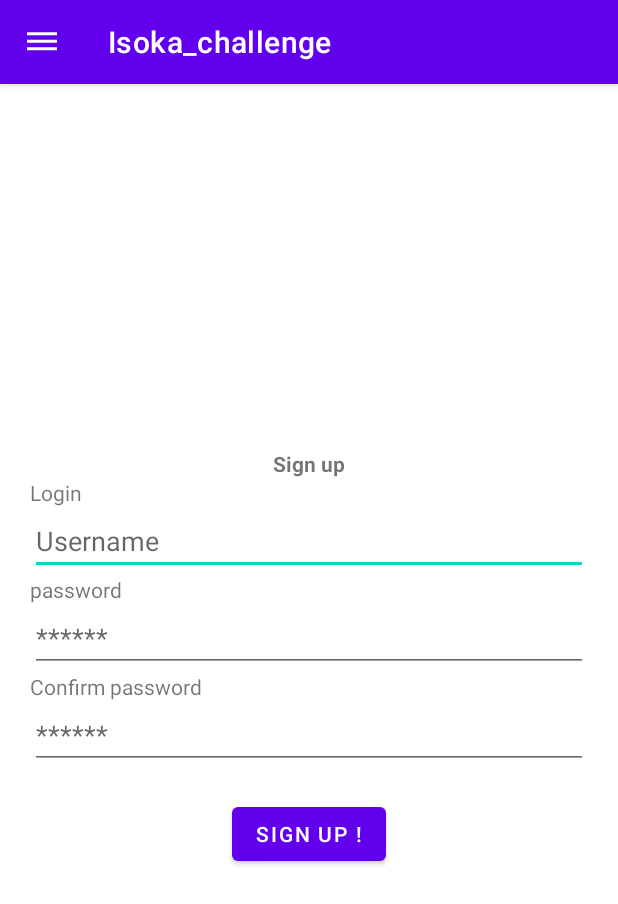
After one commit to Ladislus/m1_android_project, an Android app: the InscriptionActivity screen opened directly, with no data from a screen before it, on a phone screen of 412 x 824 dp. The commit adds this screen. Shown: the top 904 px of the screen. Run offline under Robolectric (Android 15) with nearby library versions, the phone set to English and light mode, and no system bars.

Commit message:
Ajout de l'inscritpion

```diff
--- a/app/src/main/AndroidManifest.xml
+++ b/app/src/main/AndroidManifest.xml
@@ -3,9 +3,11 @@
     package="univ.orleans.ttl.isokachallenge">
 
     <uses-permission android:name="android.permission.INTERNET" />
+
     <uses-feature
         android:name="android.hardware.camera"
         android:required="true" />
+
     <application
         android:allowBackup="true"
         android:icon="@mipmap/ic_launcher"
@@ -13,25 +15,18 @@
         android:roundIcon="@mipmap/ic_launcher_round"
         android:supportsRtl="true"
         android:theme="@style/Theme.Isoka_challenge">
-        <activity android:name=".onConfirmationParticipation"></activity>
+        <activity android:name=".InscriptionActivity"></activity>
+        <activity android:name=".onConfirmationParticipation" />
         <activity android:name=".onParticiperChrono" />
         <activity android:name=".onChallenge" />
-        <activity android:name=".ConnexionView"></activity>
+        <activity android:name=".ConnexionView" />
         <activity android:name=".MainActivity">
-
             <intent-filter>
                 <action android:name="android.intent.action.MAIN" />
 
                 <category android:name="android.intent.category.LAUNCHER" />
             </intent-filter>
         </activity>
-<!--        <activity android:name=".MainActivity">-->
-<!--            <intent-filter>-->
-<!--                <action android:name="android.intent.action.MAIN" />-->
-
-<!--                <category android:name="android.intent.category.LAUNCHER" />-->
-<!--            </intent-filter>-->
-<!--        </activity>-->
     </application>
 
 </manifest>
--- /dev/null
+++ b/app/src/main/java/univ/orleans/ttl/isokachallenge/InscriptionActivity.java
@@ -0,0 +1,107 @@
+package univ.orleans.ttl.isokachallenge;
+
+import androidx.appcompat.app.ActionBarDrawerToggle;
+import androidx.appcompat.app.AppCompatActivity;
+import androidx.drawerlayout.widget.DrawerLayout;
+
+import android.content.Intent;
+import android.os.Bundle;
+import android.view.MenuItem;
+import android.view.View;
+import android.widget.EditText;
+import android.widget.TextView;
+
+import com.google.android.material.navigation.NavigationView;
+
+import org.w3c.dom.Text;
+
+import java.time.LocalDateTime;
+import java.util.Calendar;
+import java.util.Date;
+
+import univ.orleans.ttl.isokachallenge.orm.DB;
+import univ.orleans.ttl.isokachallenge.orm.entity.User;
+
+public class InscriptionActivity extends AppCompatActivity {
+
+    DrawerLayout drawerLayout;
+    ActionBarDrawerToggle actionBarDrawerToggle;
+    NavigationView navigationView;
+    private DB db;
+
+    @Override
+    protected void onCreate(Bundle savedInstanceState) {
+        super.onCreate(savedInstanceState);
+        setContentView(R.layout.activity_inscription);
+
+        setUpToolbar();
+        this.db = new DB(this);
+        navigationView = findViewById(R.id.navigation_menu);
+        navigationView.setNavigationItemSelectedListener(menuItem -> {
+            switch (menuItem.getItemId())
+            {
+                case  R.id.nav_connexion:
+                    Intent intent = new Intent(this, ConnexionView.class);
+                    startActivity(intent);
+                    break;
+
+
+                case R.id.nav_challengeTest:
+                    Intent act = new Intent(this, onChallenge.class);
+                    startActivity(act);
+                    break;
+            }
+            return false;
+        });
+
+    }
+
+    public void setUpToolbar() {
+        drawerLayout = findViewById(R.id.drawerLayout);
+        actionBarDrawerToggle = new ActionBarDrawerToggle(this, drawerLayout, R.string.app_name, R.string.app_name);
+        actionBarDrawerToggle.setDrawerIndicatorEnabled(true);
+        drawerLayout.addDrawerListener(actionBarDrawerToggle);
+        actionBarDrawerToggle.getDrawerArrowDrawable().setColor(getResources().getColor(R.color.black));
+        actionBarDrawerToggle.syncState();
+        getSupportActionBar().setHomeButtonEnabled(true);
+        getSupportActionBar().setDisplayHomeAsUpEnabled(true);
+        getSupportActionBar().setHomeAsUpIndicator(R.drawable.ic_baseline_dehaze_24);
+    }
+
+    @Override
+    public boolean onOptionsItemSelected(MenuItem item) {
+        if (actionBarDrawerToggle.onOptionsItemSelected(item)) {
+            return true;
+        }
+        return super.onOptionsItemSelected(item);
+    }
+
+    public void onInscrire(View view) {
+        EditText username = findViewById(R.id.inputLoginInscr);
+        EditText mdp1 = findViewById(R.id.inputmdp1Inscription);
+        EditText mdp2 = findViewById(R.id.inputmdp2Inscription);
+        TextView errorMsg = findViewById(R.id.errorLabelInscr);
+
+        if(username.getText().toString().equals("") || mdp1.getText().toString().equals("") || mdp2.getText().toString().equals("")){
+            errorMsg.setText(R.string.ErrorInscriptionInput);
+        }else{
+            if(mdp1.getText().toString().equals(mdp2.getText().toString())){
+                if(this.db.getUser(username.getText().toString()) != null ){
+                    errorMsg.setText(R.string.ErrorInscriptionUsername);
+                }else{
+                    //Faire l'insription
+                    errorMsg.setText("");
+                    User user = new User(username.getText().toString(), LocalDateTime.now());
+                    this.db.save(user);
+
+                }
+
+            }else{
+                errorMsg.setText(R.string.ErrorInscriptionMDP);
+            }
+        }
+
+
+
+    }
+}
--- a/app/src/main/java/univ/orleans/ttl/isokachallenge/MainActivity.java
+++ b/app/src/main/java/univ/orleans/ttl/isokachallenge/MainActivity.java
@@ -62,6 +62,10 @@ public class MainActivity extends AppCompatActivity {
                 case  R.id.nav_connexion:
                     Intent intent = new Intent(this, ConnexionView.class);
                     startActivity(intent);
+                    break;
+                case  R.id.nav_inscription:
+                    Intent inscription = new Intent(this, InscriptionActivity.class);
+                    startActivity(inscription);
                     break;
 
                 case R.id.nav_challengeTest:
--- /dev/null
+++ b/app/src/main/res/layout/activity_inscription.xml
@@ -0,0 +1,108 @@
+<?xml version="1.0" encoding="utf-8"?>
+
+<androidx.drawerlayout.widget.DrawerLayout xmlns:android="http://schemas.android.com/apk/res/android"
+    xmlns:app="http://schemas.android.com/apk/res-auto"
+    xmlns:tools="http://schemas.android.com/tools"
+    android:layout_width="match_parent"
+    android:layout_height="match_parent"
+    android:layout_weight="1"
+    android:id="@+id/drawerLayout"
+    tools:context=".InscriptionActivity"
+    >
+
+    <LinearLayout
+        android:layout_width="match_parent"
+        android:layout_height="match_parent"
+        android:orientation="vertical"
+        android:padding="30px"
+        android:gravity="center"
+        >
+        <TextView
+            android:layout_width="match_parent"
+            android:layout_height="wrap_content"
+            android:text="@string/InscriptionTitle"
+            android:textStyle="bold"
+            android:gravity="center"
+            android:layout_weight="0">
+
+        </TextView>
+
+        <TextView
+            android:id="@+id/textView5"
+            android:layout_width="match_parent"
+            android:layout_height="wrap_content"
+            android:layout_weight="0"
+            android:text="@string/loginTitle" />
+
+        <EditText
+            android:id="@+id/inputLoginInscr"
+            android:layout_width="match_parent"
+
+            android:layout_height="wrap_content"
+            android:layout_weight="0"
+            android:ems="10"
+            android:hint="@string/hintLogin"
+            android:inputType="textPersonName"
+            android:text="" />
+
+        <TextView
+            android:id="@+id/textView6"
+            android:layout_width="match_parent"
+            android:layout_height="wrap_content"
+            android:layout_weight="0"
+            android:text="@string/passwordTitle" />
+
+        <EditText
+            android:id="@+id/inputmdp1Inscription"
+            android:layout_width="match_parent"
+            android:layout_height="wrap_content"
+            android:layout_weight="0"
+            android:ems="10"
+            android:hint="@string/hintpassword"
+            android:inputType="textPassword"
+            android:text="" />
+        <TextView
+            android:id="@+id/titlepasswordconf"
+            android:layout_width="match_parent"
+            android:layout_height="wrap_content"
+            android:layout_weight="0"
+            android:text="@string/passwordTitleConf" />
+
+        <EditText
+            android:id="@+id/inputmdp2Inscription"
+            android:layout_width="match_parent"
+            android:layout_height="wrap_content"
+            android:layout_weight="0"
+            android:ems="10"
+            android:hint="@string/hintpassword"
+            android:inputType="textPassword"
+            android:text="" />
+
+        <TextView
+            android:id="@+id/errorLabelInscr"
+            android:layout_width="match_parent"
+            android:layout_height="wrap_content"
+            android:layout_weight="0"
+            android:text=""
+            android:textColor="#FF0505" />
+
+        <Button
+            android:layout_width="wrap_content"
+            android:layout_height="wrap_content"
+            android:onClick="onInscrire"
+            android:text="@string/inscriptionButton"
+            ></Button>
+
+
+    </LinearLayout>
+
+    <com.google.android.material.navigation.NavigationView
+        android:id="@+id/navigation_menu"
+        android:layout_width="match_parent"
+        android:layout_height="match_parent"
+        android:layout_gravity="start"
+        app:headerLayout="@layout/header"
+        app:menu="@menu/drawer_menu">
+    </com.google.android.material.navigation.NavigationView>
+
+</androidx.drawerlayout.widget.DrawerLayout>
--- a/app/src/main/res/menu/drawer_menu.xml
+++ b/app/src/main/res/menu/drawer_menu.xml
@@ -5,6 +5,10 @@
         <item android:id="@+id/nav_connexion"
             android:icon="@drawable/ic_account"
             android:title="@string/connexion">
+        </item>
+        <item android:id="@+id/nav_inscription"
+            android:icon="@drawable/ic_login"
+            android:title="@string/signup">
         </item>
         <item android:id="@+id/nav_challenge"
             android:icon="@drawable/ic_challenge"
--- a/app/src/main/res/values/strings.xml
+++ b/app/src/main/res/values/strings.xml
@@ -40,6 +40,14 @@
     <string name="nomChall">"Challenge's name "</string>
     <string name="testActivityChall" translatable="false">GotoActivityChallTEST</string>
     <string name="descChall" translatable="false">desc</string>
-    <string name="placeholderTemps">placeHolder</string>
-    <string name="dateFinph">plaxceHoleccccsfv</string>
+    <string name="placeholderTemps" translatable="false">placeHolder</string>
+    <string name="dateFinph" translatable="false">plaxceHoleccccsfv</string>
+    <string name="InscriptionTitle">Sign up</string>
+    <string name="passwordTitleConf">Confirm password</string>
+    <string name="inscriptionButton">Sign up !</string>
+    <string name="signup">Sign up</string>
+    <string name="ErrorInscriptionMDP">Oops ! Make sure both password are the same !</string>
+    <string name="ErrorInscriptionUsername">Sorry, this username is already taken.</string>
+    <string name="ErrorInscriptionInput">Make sure all fields are completed.</string>
+
 </resources>
```
Also changed, not shown: 1 other file.
